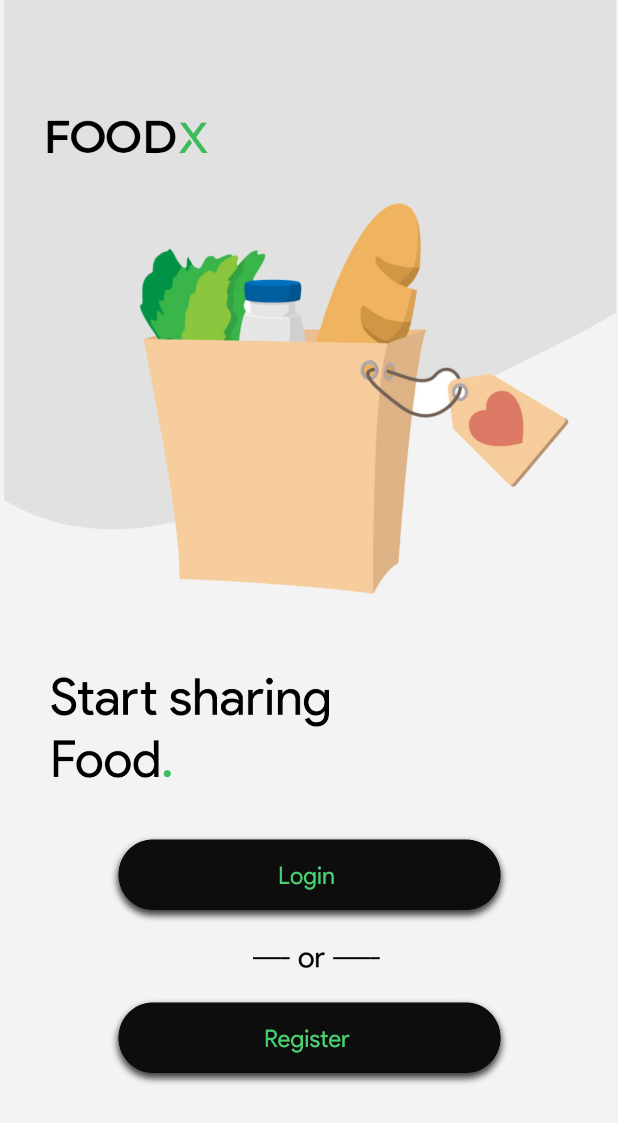
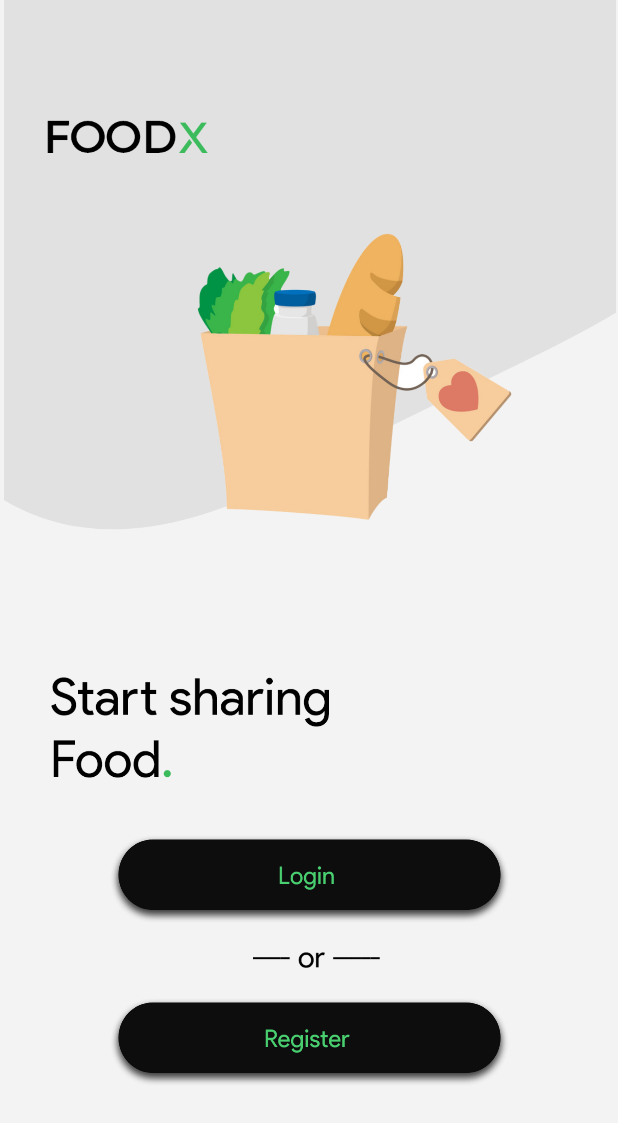
Before and after one commit to roshomon22/Foodxapp, an Android app: the WelcomeActivity screen opened directly, with no data from a screen before it, on a phone screen of 412 x 824 dp. Shown: the top 1123 px of the screen. Run offline under Robolectric (Android 15) with nearby library versions, the phone set to English and light mode, and no system bars.

```diff
--- a/app/src/main/res/layout/activity_login.xml
+++ b/app/src/main/res/layout/activity_login.xml
@@ -24,8 +24,8 @@
 
     <Button
         android:id="@+id/login_btn"
-        android:layout_width="217dp"
-        android:layout_height="56dp"
+        android:layout_width="218dp"
+        android:layout_height="51dp"
         android:background="@drawable/group_6"
         android:foreground="@drawable/group_4"
         android:text=""
--- a/app/src/main/res/layout/activity_share_food.xml
+++ b/app/src/main/res/layout/activity_share_food.xml
@@ -109,15 +109,15 @@
 
     <Button
         android:id="@+id/post_btn"
-        android:layout_width="181dp"
-        android:layout_height="42dp"
+        android:layout_width="199dp"
+        android:layout_height="41dp"
         android:background="@drawable/sharefoooodbutton"
         android:foreground="@drawable/sharefoooodbutton"
         android:text=""
         android:textColor="#FFFFFF"
         app:layout_constraintBottom_toBottomOf="parent"
         app:layout_constraintEnd_toEndOf="parent"
-        app:layout_constraintHorizontal_bias="0.863"
+        app:layout_constraintHorizontal_bias="0.917"
         app:layout_constraintStart_toStartOf="parent"
         app:layout_constraintTop_toTopOf="@+id/imageView48"
         app:layout_constraintVertical_bias="0.745" />
--- a/app/src/main/res/layout/activity_welcome.xml
+++ b/app/src/main/res/layout/activity_welcome.xml
@@ -32,15 +32,15 @@
 
     <ImageView
         android:id="@+id/imageView19"
-        android:layout_width="309dp"
-        android:layout_height="342dp"
+        android:layout_width="351dp"
+        android:layout_height="393dp"
         app:layout_constraintBottom_toBottomOf="parent"
         app:layout_constraintDimensionRatio="h,1:1"
         app:layout_constraintEnd_toEndOf="parent"
-        app:layout_constraintHorizontal_bias="0.726"
+        app:layout_constraintHorizontal_bias="1.0"
         app:layout_constraintStart_toStartOf="parent"
         app:layout_constraintTop_toTopOf="parent"
-        app:layout_constraintVertical_bias="0.182"
+        app:layout_constraintVertical_bias="0.159"
         app:srcCompat="@drawable/scroll_group_8" />
 
     <ImageView
--- a/app/src/main/res/layout/main_view_food.xml
+++ b/app/src/main/res/layout/main_view_food.xml
@@ -37,7 +37,7 @@
             android:background="#F3F3F3"
             android:fontFamily="@font/montserrat"
 
-            android:text=" Eggs"
+            android:text=" "
             android:textColor="#000"
             android:textSize="14sp" />
 
```
Also changed, not shown: app/src/main/java/com/example/foodx/MyAdapter.java (+4 -4 lines), app/src/main/res/drawable-v24/group_4.png (renamed from app/src/main/res/drawable/group_4.png), app/src/main/res/drawable-v24/scroll_group_8.png (added), app/src/main/res/drawable-v24/sharefoooodbutton.png (added), app/src/main/res/drawable/scroll_group_8.png (deleted), app/src/main/res/drawable/sharefoooodbutton.png (deleted).
